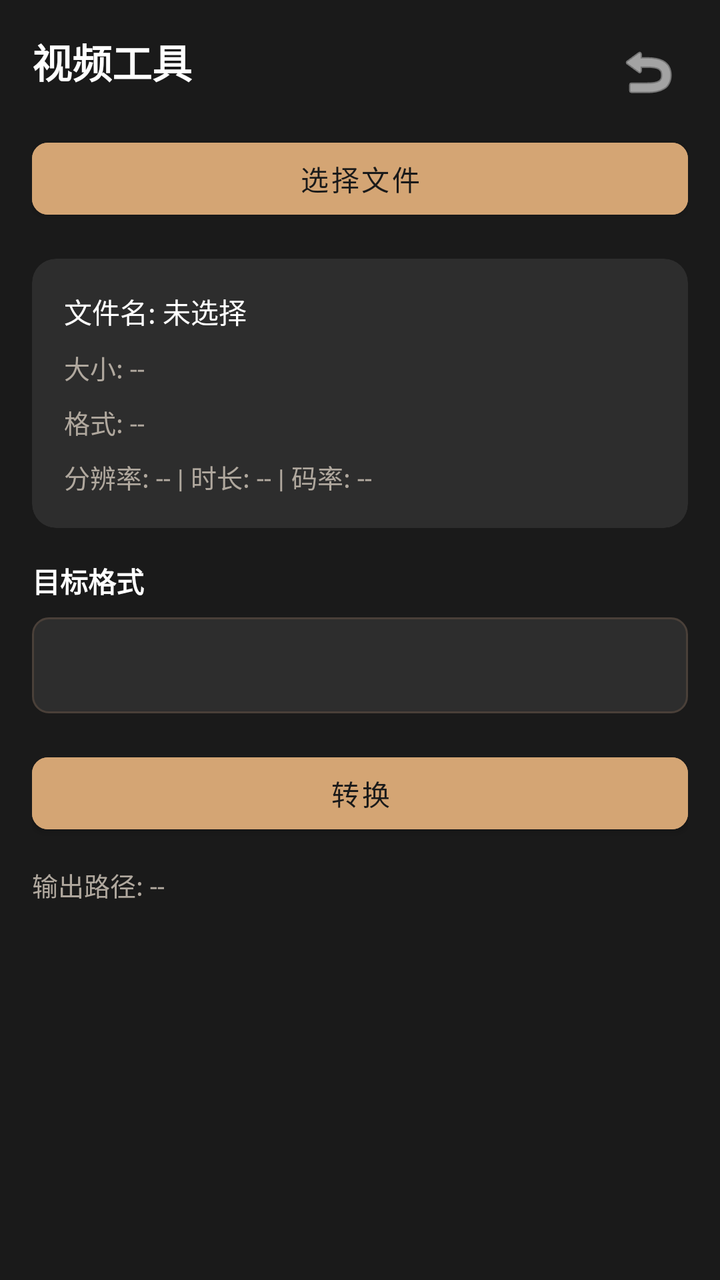
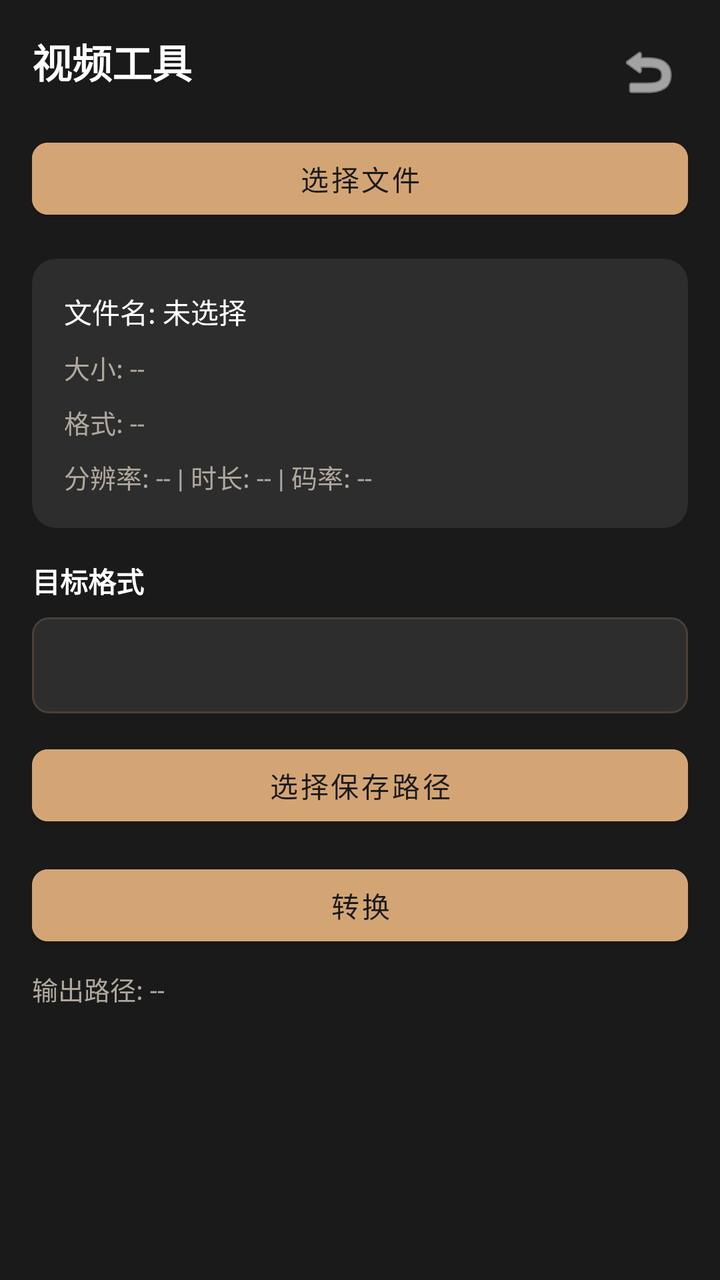

Compare the two renders of this Android layout. The source of the first and the diff that turns it into the second are given below.
<!-- AndroidManifest.xml: activity theme Theme.ToolBoxApp -->
<!-- res/layout/activity_video_tools.xml -->
<?xml version="1.0" encoding="utf-8"?>
<androidx.constraintlayout.widget.ConstraintLayout
    xmlns:android="http://schemas.android.com/apk/res/android"
    xmlns:app="http://schemas.android.com/apk/res-auto"
    android:layout_width="match_parent"
    android:layout_height="match_parent"
    android:background="@color/bg_main"
    android:padding="16dp">

    
    <TextView
        android:id="@+id/tv_title"
        android:layout_width="wrap_content"
        android:layout_height="wrap_content"
        android:text="@string/title_video_tools"
        android:textColor="@color/text_white"
        android:textSize="20sp"
        android:textStyle="bold"
        app:layout_constraintStart_toStartOf="parent"
        app:layout_constraintTop_toTopOf="parent" />

    
    <ImageButton
        android:id="@+id/btn_back"
        android:layout_width="40dp"
        android:layout_height="40dp"
        android:background="?attr/selectableItemBackgroundBorderless"
        android:contentDescription="返回"
        android:padding="8dp"
        android:src="@android:drawable/ic_menu_revert"
        app:layout_constraintEnd_toEndOf="parent"
        app:layout_constraintTop_toTopOf="parent"
        app:tint="@color/text_white" />

    
    <com.google.android.material.button.MaterialButton
        android:id="@+id/btn_select_file"
        android:layout_width="0dp"
        android:layout_height="48dp"
        android:layout_marginTop="20dp"
        android:backgroundTint="@color/button_bg"
        android:text="@string/btn_select_file"
        android:textColor="@color/button_text"
        app:cornerRadius="8dp"
        app:layout_constraintEnd_toEndOf="parent"
        app:layout_constraintStart_toStartOf="parent"
        app:layout_constraintTop_toBottomOf="@+id/tv_title" />

    
    <com.google.android.material.card.MaterialCardView
        android:id="@+id/card_file_info"
        android:layout_width="0dp"
        android:layout_height="wrap_content"
        android:layout_marginTop="16dp"
        app:cardBackgroundColor="@color/input_bg"
        app:cardCornerRadius="12dp"
        app:cardElevation="0dp"
        app:layout_constraintEnd_toEndOf="parent"
        app:layout_constraintStart_toStartOf="parent"
        app:layout_constraintTop_toBottomOf="@+id/btn_select_file">

        <LinearLayout
            android:layout_width="match_parent"
            android:layout_height="wrap_content"
            android:orientation="vertical"
            android:padding="16dp">

            <TextView
                android:id="@+id/tv_file_name"
                android:layout_width="wrap_content"
                android:layout_height="wrap_content"
                android:layout_marginBottom="8dp"
                android:text="文件名: 未选择"
                android:textColor="@color/text_white"
                android:textSize="14sp" />

            <TextView
                android:id="@+id/tv_file_size"
                android:layout_width="wrap_content"
                android:layout_height="wrap_content"
                android:layout_marginBottom="8dp"
                android:text="大小: --"
                android:textColor="@color/text_secondary"
                android:textSize="13sp" />

            <TextView
                android:id="@+id/tv_file_format"
                android:layout_width="wrap_content"
                android:layout_height="wrap_content"
                android:layout_marginBottom="8dp"
                android:text="格式: --"
                android:textColor="@color/text_secondary"
                android:textSize="13sp" />

            <TextView
                android:id="@+id/tv_video_info"
                android:layout_width="wrap_content"
                android:layout_height="wrap_content"
                android:text="分辨率: -- | 时长: -- | 码率: --"
                android:textColor="@color/text_secondary"
                android:textSize="13sp" />
        </LinearLayout>
    </com.google.android.material.card.MaterialCardView>

    
    <TextView
        android:id="@+id/tv_target_format_label"
        android:layout_width="wrap_content"
        android:layout_height="wrap_content"
        android:layout_marginTop="16dp"
        android:text="目标格式"
        android:textColor="@color/text_white"
        android:textSize="14sp"
        android:textStyle="bold"
        app:layout_constraintStart_toStartOf="parent"
        app:layout_constraintTop_toBottomOf="@+id/card_file_info" />

    <Spinner
        android:id="@+id/spinner_target_format"
        android:layout_width="0dp"
        android:layout_height="48dp"
        android:layout_marginTop="8dp"
        android:background="@drawable/bg_spinner"
        android:padding="12dp"
        android:spinnerMode="dropdown"
        app:layout_constraintEnd_toEndOf="parent"
        app:layout_constraintStart_toStartOf="parent"
        app:layout_constraintTop_toBottomOf="@+id/tv_target_format_label" />

    
    <com.google.android.material.button.MaterialButton
        android:id="@+id/btn_convert"
        android:layout_width="0dp"
        android:layout_height="48dp"
        android:layout_marginTop="16dp"
        android:backgroundTint="@color/button_bg"
        android:text="@string/btn_convert"
        android:textColor="@color/button_text"
        app:cornerRadius="8dp"
        app:layout_constraintEnd_toEndOf="parent"
        app:layout_constraintStart_toStartOf="parent"
        app:layout_constraintTop_toBottomOf="@+id/spinner_target_format" />

    
    <ProgressBar
        android:id="@+id/progress_bar"
        style="@android:style/Widget.ProgressBar.Horizontal"
        android:layout_width="0dp"
        android:layout_height="8dp"
        android:layout_marginTop="12dp"
        android:max="100"
        android:progress="0"
        android:progressDrawable="@drawable/bg_button"
        android:visibility="gone"
        app:layout_constraintEnd_toEndOf="parent"
        app:layout_constraintStart_toStartOf="parent"
        app:layout_constraintTop_toBottomOf="@+id/btn_convert" />

    
    <TextView
        android:id="@+id/tv_output_path"
        android:layout_width="0dp"
        android:layout_height="wrap_content"
        android:layout_marginTop="12dp"
        android:text="输出路径: --"
        android:textColor="@color/text_secondary"
        android:textSize="13sp"
        app:layout_constraintEnd_toEndOf="parent"
        app:layout_constraintStart_toStartOf="parent"
        app:layout_constraintTop_toBottomOf="@+id/progress_bar" />

</androidx.constraintlayout.widget.ConstraintLayout>
<!-- resources referenced by this layout -->
<resources>
  <color name="bg_main">#1A1A1A</color>
  <color name="button_bg">#D4A574</color>
  <color name="button_text">#1A1A1A</color>
  <color name="input_bg">#2D2D2D</color>
  <color name="text_secondary">#B0A89E</color>
  <color name="text_white">#FFFFFF</color>
  <!-- drawable bg_button (drawable) -->
  <?xml version="1.0" encoding="utf-8"?>
  <shape xmlns:android="http://schemas.android.com/apk/res/android"
      android:shape="rectangle">
      <solid android:color="#D4A574" />
      <corners android:radius="8dp" />
  </shape>
  <!-- drawable bg_spinner (drawable) -->
  <?xml version="1.0" encoding="utf-8"?>
  <shape xmlns:android="http://schemas.android.com/apk/res/android"
      android:shape="rectangle">
      <solid android:color="#2D2D2D" />
      <corners android:radius="8dp" />
      <stroke android:width="1dp" android:color="#4A4039" />
  </shape>
  <string name="btn_convert">转换</string>
  <string name="btn_select_file">选择文件</string>
  <string name="title_video_tools">视频工具</string>
  <style name="Theme.ToolBoxApp" parent="Theme.MaterialComponents.DayNight.NoActionBar">
          
          <item name="colorPrimary">@color/accent</item>
          <item name="colorPrimaryVariant">@color/accent_dark</item>
          <item name="colorOnPrimary">@color/primary_background</item>
  
          
          <item name="colorSecondary">@color/accent_light</item>
          <item name="colorSecondaryVariant">@color/accent</item>
          <item name="colorOnSecondary">@color/primary_background</item>
  
          
          <item name="android:windowBackground">@color/primary_background</item>
          <item name="colorSurface">@color/card_dark</item>
          <item name="colorOnSurface">@color/text_white</item>
  
          
          <item name="android:statusBarColor">@color/status_bar</item>
          <item name="android:navigationBarColor">@color/navigation_bar</item>
          <item name="android:windowLightStatusBar">false</item>
          <item name="android:windowLightNavigationBar">false</item>
  
          
          <item name="android:textColorPrimary">@color/text_white</item>
          <item name="android:textColorSecondary">@color/text_secondary</item>
  
          
          <item name="cardBackgroundColor">@color/card_dark</item>
          <item name="dividerColor">@color/divider</item>
      </style>
  <color name="accent">#D4A574</color>
  <color name="accent_dark">#B8895A</color>
  <color name="primary_background">#1A1A1A</color>
  <color name="accent_light">#E8C9A8</color>
  <color name="card_dark">#4A4039</color>
  <color name="status_bar">#1A1A1A</color>
  <color name="navigation_bar">#1A1A1A</color>
  <color name="divider">#3A3029</color>
</resources>

<!-- the commit's change to res/layout/activity_video_tools.xml (unified diff, before → after) -->
@@ -129,17 +129,31 @@
 
     
     <com.google.android.material.button.MaterialButton
+        android:id="@+id/btn_select_output_path"
+        android:layout_width="0dp"
+        android:layout_height="48dp"
+        android:layout_marginTop="12dp"
+        android:backgroundTint="@color/button_bg"
+        android:text="选择保存路径"
+        android:textColor="@color/button_text"
+        app:cornerRadius="8dp"
+        app:layout_constraintEnd_toEndOf="parent"
+        app:layout_constraintStart_toStartOf="parent"
+        app:layout_constraintTop_toBottomOf="@+id/spinner_target_format" />
+
+    
+    <com.google.android.material.button.MaterialButton
         android:id="@+id/btn_convert"
         android:layout_width="0dp"
         android:layout_height="48dp"
-        android:layout_marginTop="16dp"
+        android:layout_marginTop="12dp"
         android:backgroundTint="@color/button_bg"
         android:text="@string/btn_convert"
         android:textColor="@color/button_text"
         app:cornerRadius="8dp"
         app:layout_constraintEnd_toEndOf="parent"
         app:layout_constraintStart_toStartOf="parent"
-        app:layout_constraintTop_toBottomOf="@+id/spinner_target_format" />
+        app:layout_constraintTop_toBottomOf="@+id/btn_select_output_path" />
 
     
     <ProgressBar
@@ -158,15 +172,29 @@
 
     
     <TextView
+        android:id="@+id/tv_progress_percent"
+        android:layout_width="wrap_content"
+        android:layout_height="wrap_content"
+        android:layout_marginTop="6dp"
+        android:text="0%"
+        android:textColor="@color/text_secondary"
+        android:textSize="13sp"
+        android:visibility="gone"
+        app:layout_constraintEnd_toEndOf="parent"
+        app:layout_constraintStart_toStartOf="parent"
+        app:layout_constraintTop_toBottomOf="@+id/progress_bar" />
+
+    
+    <TextView
         android:id="@+id/tv_output_path"
         android:layout_width="0dp"
         android:layout_height="wrap_content"
-        android:layout_marginTop="12dp"
+        android:layout_marginTop="8dp"
         android:text="输出路径: --"
         android:textColor="@color/text_secondary"
         android:textSize="13sp"
         app:layout_constraintEnd_toEndOf="parent"
         app:layout_constraintStart_toStartOf="parent"
-        app:layout_constraintTop_toBottomOf="@+id/progress_bar" />
+        app:layout_constraintTop_toBottomOf="@+id/tv_progress_percent" />
 
 </androidx.constraintlayout.widget.ConstraintLayout>
